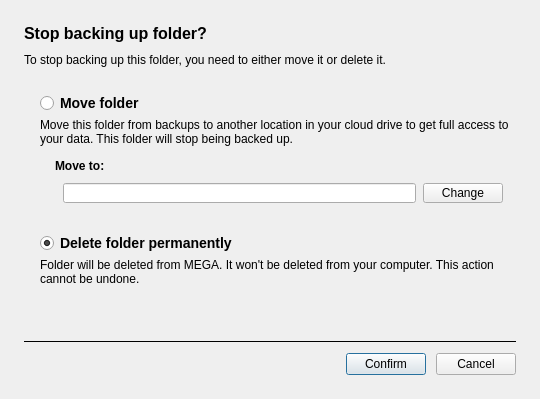
Qt form src/MEGASync/syncs/gui/Backups/linux/RemoveBackupDialog.ui (meganz/MEGAsync) before a commit.
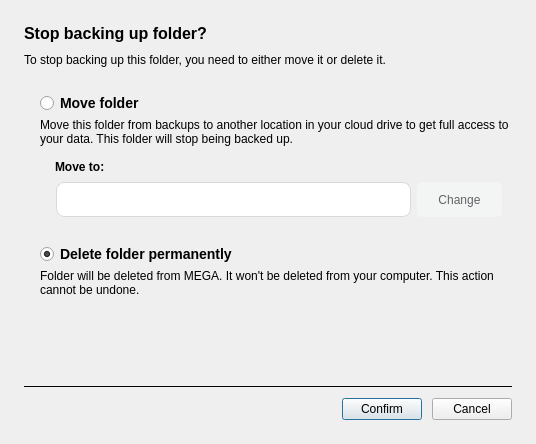
The same form after that commit.

Commit message: SNC-4742: Added enable / disable effects.

What changed in the file:
```diff
--- a/src/MEGASync/syncs/gui/Backups/linux/RemoveBackupDialog.ui
+++ b/src/MEGASync/syncs/gui/Backups/linux/RemoveBackupDialog.ui
@@ -6,8 +6,8 @@
    <rect>
     <x>0</x>
     <y>0</y>
-    <width>540</width>
-    <height>399</height>
+    <width>536</width>
+    <height>444</height>
    </rect>
   </property>
   <property name="minimumSize">
@@ -38,8 +38,23 @@
 font-size:12px;
 }
 
-#moveToContainer {
-border-radius:3px;
+#lTarget
+{
+border-radius: 8px;
+border-style: solid;
+border-width: 1px;
+background: #FFFFFF; /* colorToken.page-background*/
+padding-left: 10px;
+}
+
+#lTarget::enabled
+{
+border-color: #D8D9DB; /*colorToken.border-strong*/
+}
+
+#lTarget::disabled
+{
+border-color: #D8D9DB; /*colorToken.border-disabled*/
 }
 
 #lMoveTo
@@ -48,11 +63,21 @@
 font-size:12px;
 }
 
-*::disabled
+#moveToContainer *::disabled
 {
 color: rgba(0, 0, 0, 0.2)
 }
-</string>
+
+#bChange
+{
+background-color:  #F3F4F4; /*colorToken.button-secondary*/
+color: #616366; /*colorToken.text-secondary*/
+border-color:  #F3F4F4; /*colorToken.button-secondary*/
+border-width: 0px;
+border-style: solid;
+border-radius: 5px;
+padding: 3px 10px 3px 10px;
+}</string>
   </property>
   <layout class="QVBoxLayout" name="verticalLayout">
    <property name="spacing">
@@ -126,6 +151,12 @@
      </item>
      <item>
       <widget class="QWidget" name="moveToContainer" native="true">
+       <property name="minimumSize">
+        <size>
+         <width>0</width>
+         <height>69</height>
+        </size>
+       </property>
        <layout class="QVBoxLayout" name="verticalLayout_3">
         <property name="leftMargin">
          <number>15</number>
@@ -135,56 +166,43 @@
         </property>
         <item>
          <widget class="QLabel" name="lMoveTo">
+          <property name="maximumSize">
+           <size>
+            <width>16777215</width>
+            <height>30</height>
+           </size>
+          </property>
           <property name="text">
            <string>Move to:</string>
           </property>
          </widget>
         </item>
         <item>
-         <widget class="QWidget" name="hDataTarget" native="true">
-          <property name="minimumSize">
-           <size>
-            <width>0</width>
-            <height>28</height>
-           </size>
-          </property>
-          <property name="maximumSize">
-           <size>
-            <width>16777215</width>
-            <height>28</height>
-           </size>
-          </property>
-          <property name="styleSheet">
-           <string notr="true"/>
-          </property>
-          <layout class="QHBoxLayout" name="horizontalLayout_3">
-           <property name="spacing">
-            <number>7</number>
-           </property>
+         <layout class="QHBoxLayout" name="horizontalLayout">
            <property name="leftMargin">
-            <number>8</number>
+           <number>1</number>
            </property>
            <property name="topMargin">
-            <number>0</number>
+           <number>1</number>
            </property>
            <property name="rightMargin">
-            <number>4</number>
+           <number>1</number>
            </property>
            <property name="bottomMargin">
-            <number>0</number>
+           <number>1</number>
            </property>
            <item>
             <widget class="QLineEdit" name="lTarget">
              <property name="minimumSize">
               <size>
                <width>0</width>
-               <height>20</height>
+              <height>35</height>
               </size>
              </property>
              <property name="maximumSize">
               <size>
                <width>16777215</width>
-               <height>20</height>
+              <height>35</height>
               </size>
              </property>
              <property name="text">
@@ -196,14 +214,14 @@
             <widget class="QPushButton" name="bChange">
              <property name="minimumSize">
               <size>
-               <width>0</width>
-               <height>20</height>
+              <width>85</width>
+              <height>35</height>
               </size>
              </property>
              <property name="maximumSize">
               <size>
                <width>16777215</width>
-               <height>20</height>
+              <height>35</height>
               </size>
              </property>
              <property name="text">
@@ -212,7 +230,6 @@
             </widget>
            </item>
           </layout>
-         </widget>
         </item>
        </layout>
       </widget>
```
Lines whose indentation alone changed are shown as unchanged.
